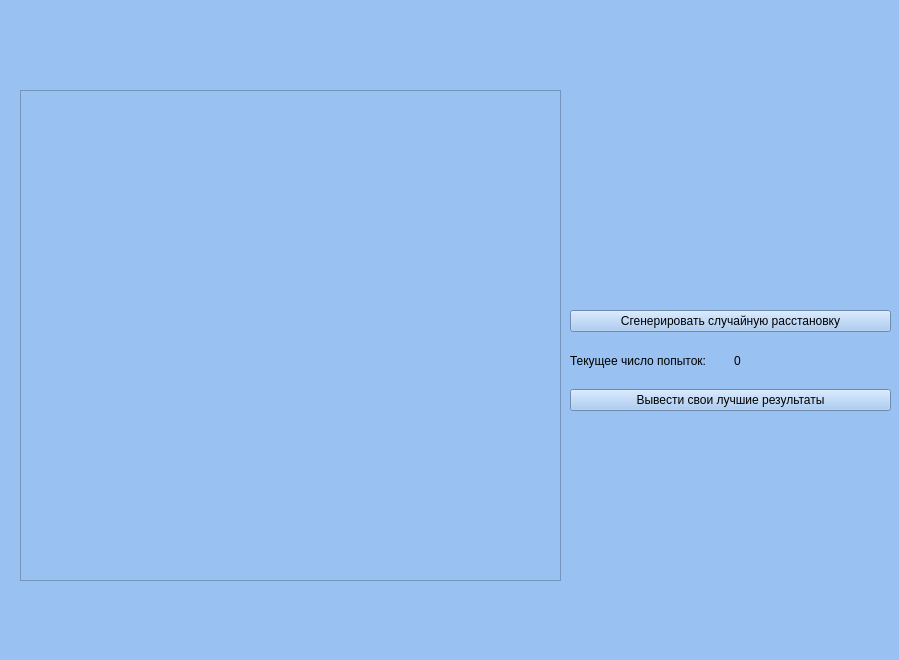
Qt form 15-puzzle/puzzle15.ui (4rt3mio/Kursovaya) before a commit.
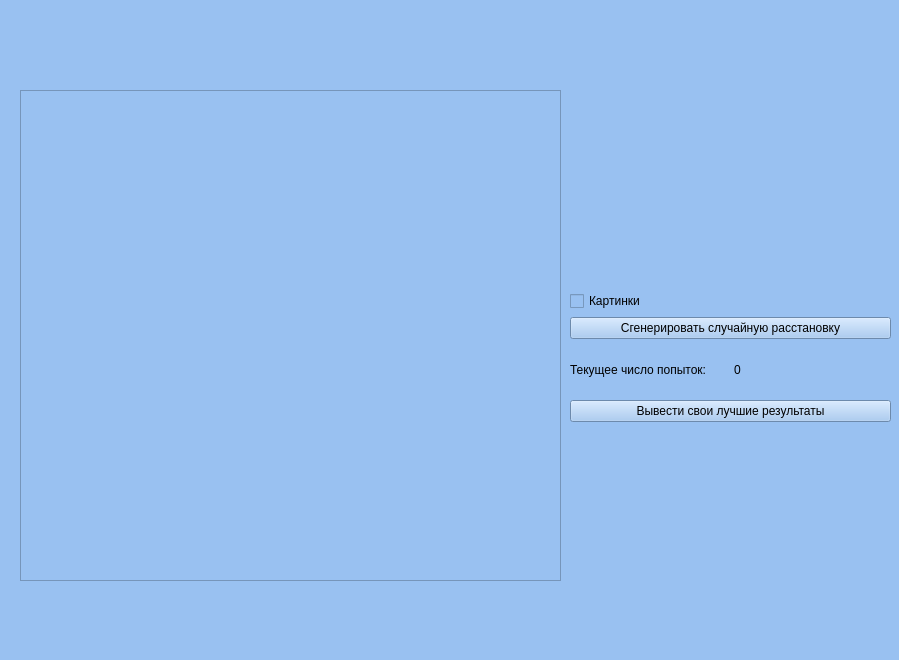
The same form after that commit. Icons and pictures are not drawn.

Patch:
```diff
--- a/15-puzzle/puzzle15.ui
+++ b/15-puzzle/puzzle15.ui
@@ -30,12 +30,19 @@
    <property name="geometry">
     <rect>
      <x>570</x>
-     <y>310</y>
+     <y>291</y>
      <width>321</width>
-     <height>101</height>
+     <height>131</height>
     </rect>
    </property>
    <layout class="QVBoxLayout" name="verticalLayout">
+    <item>
+     <widget class="QCheckBox" name="cbx_picture">
+      <property name="text">
+       <string>Картинки</string>
+      </property>
+     </widget>
+    </item>
     <item>
      <widget class="QPushButton" name="bnt_generation">
       <property name="acceptDrops">
```
